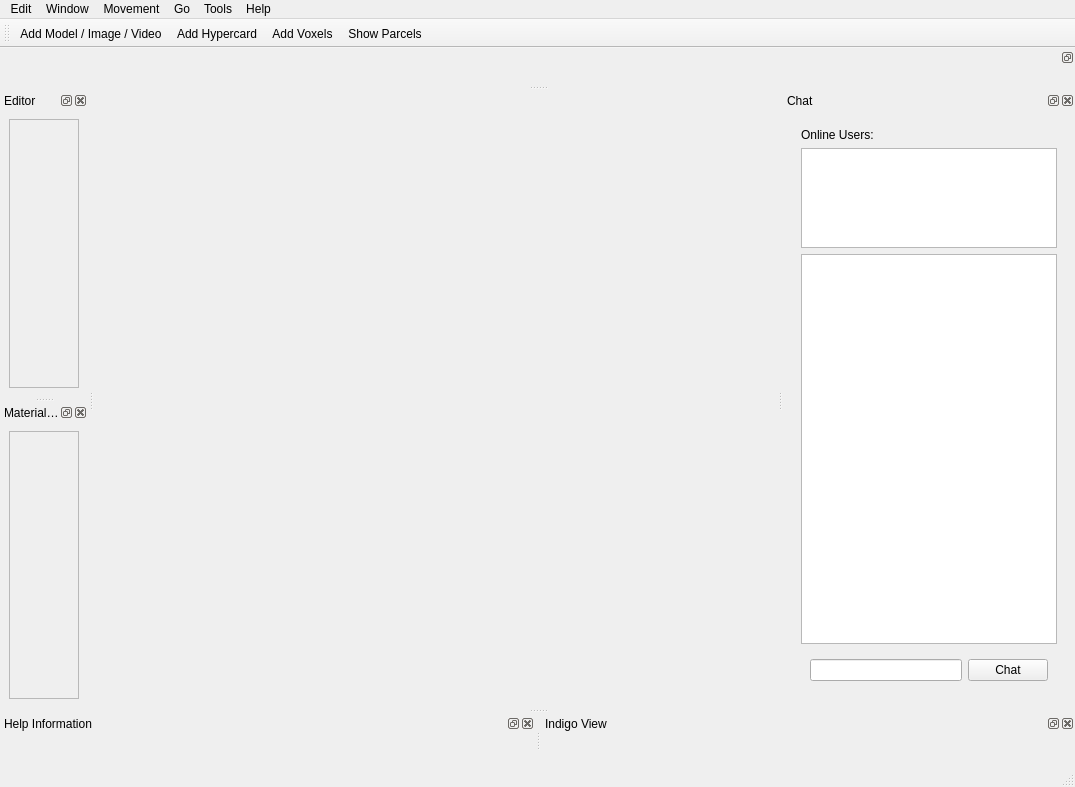
The window that gui_client/MainWindow.ui (shipilovden/substrata-metasiberia) describes before a commit, drawn with Qt 5.
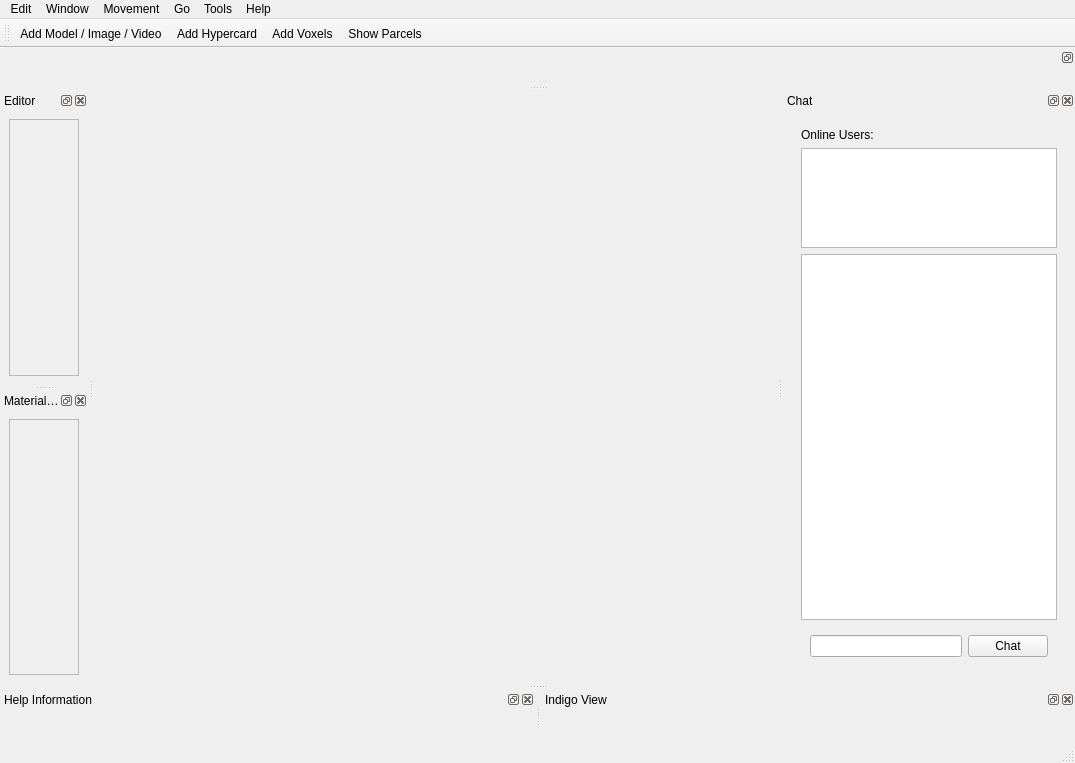
The same window after the commit. Custom widgets are drawn as their Qt base class.

Patch:
```diff
--- a/gui_client/MainWindow.ui
+++ b/gui_client/MainWindow.ui
@@ -7,7 +7,7 @@
     <x>0</x>
     <y>0</y>
     <width>1075</width>
-    <height>787</height>
+    <height>763</height>
    </rect>
   </property>
   <property name="windowTitle">
@@ -197,7 +197,7 @@
           <x>0</x>
           <y>0</y>
           <width>69</width>
-          <height>267</height>
+          <height>261</height>
          </rect>
         </property>
         <layout class="QVBoxLayout" name="verticalLayout_4">
@@ -294,7 +294,7 @@
           <x>0</x>
           <y>0</y>
           <width>69</width>
-          <height>267</height>
+          <height>249</height>
          </rect>
         </property>
        </widget>
```
Left out of the diff: 6 changed lines with no effect on the pictures.
